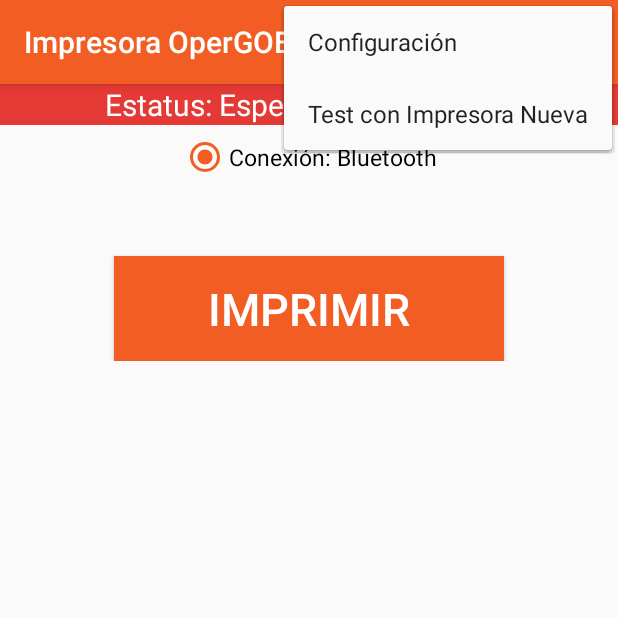
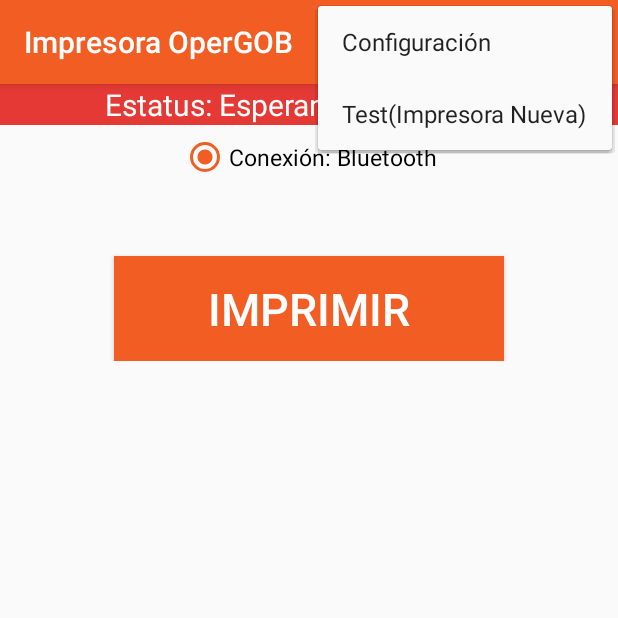
Before and after one commit to adanch22/OperGOBImpresora, an Android app: the screen it shows after launch (MainActivity), with the options menu open, on a phone screen of 412 x 824 dp, the top half of it. Run offline under Robolectric (Android 15) with nearby library versions, the phone set to English and light mode, and no system bars; libraries missing offline, so code that uses them is left out: com.zebra.sdk.

Commit message:
OperGoBImpresora 1.0.0.6 Escritorio

```diff
--- a/app/src/main/res/values/strings.xml
+++ b/app/src/main/res/values/strings.xml
@@ -3,5 +3,5 @@
     <string name="action_settings">Configuración</string>
     <string name="app_name_opction">Configuración</string>
     <string name="app_name_main">Impresión</string>
-    <string name="action_test"> Test con Impresora Nueva </string>
+    <string name="action_test"> Test(Impresora Nueva) </string>
 </resources>
--- a/build.gradle
+++ b/build.gradle
@@ -7,7 +7,7 @@ buildscript {
 
     }
     dependencies {
-        classpath 'com.android.tools.build:gradle:3.4.2'
+        classpath 'com.android.tools.build:gradle:3.5.2'
 
         // NOTE: Do not place your application dependencies here; they belong
         // in the individual module build.gradle files
```
Also changed, not shown: gradle/wrapper/gradle-wrapper.properties.
